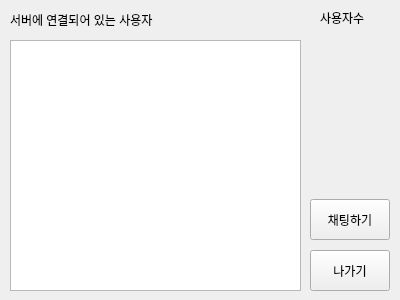
This is ChatClient/server.ui in izunaaaaa/--- as Qt 5 draws it before an edit. The edited form follows.
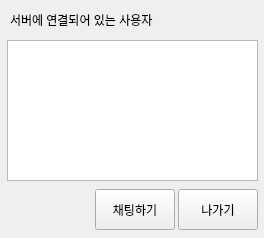
This is the edited form.

What changed in the file:
```diff
--- a/ChatClient/server.ui
+++ b/ChatClient/server.ui
@@ -6,8 +6,8 @@
    <rect>
     <x>0</x>
     <y>0</y>
-    <width>400</width>
-    <height>300</height>
+    <width>264</width>
+    <height>238</height>
    </rect>
   </property>
   <property name="windowTitle">
@@ -29,8 +29,8 @@
   <widget class="QPushButton" name="exit_btn">
    <property name="geometry">
     <rect>
-     <x>310</x>
-     <y>250</y>
+     <x>178</x>
+     <y>189</y>
      <width>80</width>
      <height>41</height>
     </rect>
@@ -42,8 +42,8 @@
   <widget class="QPushButton" name="chat_btn">
    <property name="geometry">
     <rect>
-     <x>310</x>
-     <y>199</y>
+     <x>95</x>
+     <y>189</y>
      <width>80</width>
      <height>41</height>
     </rect>
@@ -52,26 +52,13 @@
     <string>채팅하기</string>
    </property>
   </widget>
-  <widget class="QLabel" name="user">
-   <property name="geometry">
-    <rect>
-     <x>320</x>
-     <y>10</y>
-     <width>91</width>
-     <height>16</height>
-    </rect>
-   </property>
-   <property name="text">
-    <string>사용자수</string>
-   </property>
-  </widget>
   <widget class="QListWidget" name="user_list">
    <property name="geometry">
     <rect>
-     <x>10</x>
+     <x>7</x>
      <y>40</y>
-     <width>291</width>
-     <height>251</height>
+     <width>251</width>
+     <height>141</height>
     </rect>
    </property>
   </widget>
```
